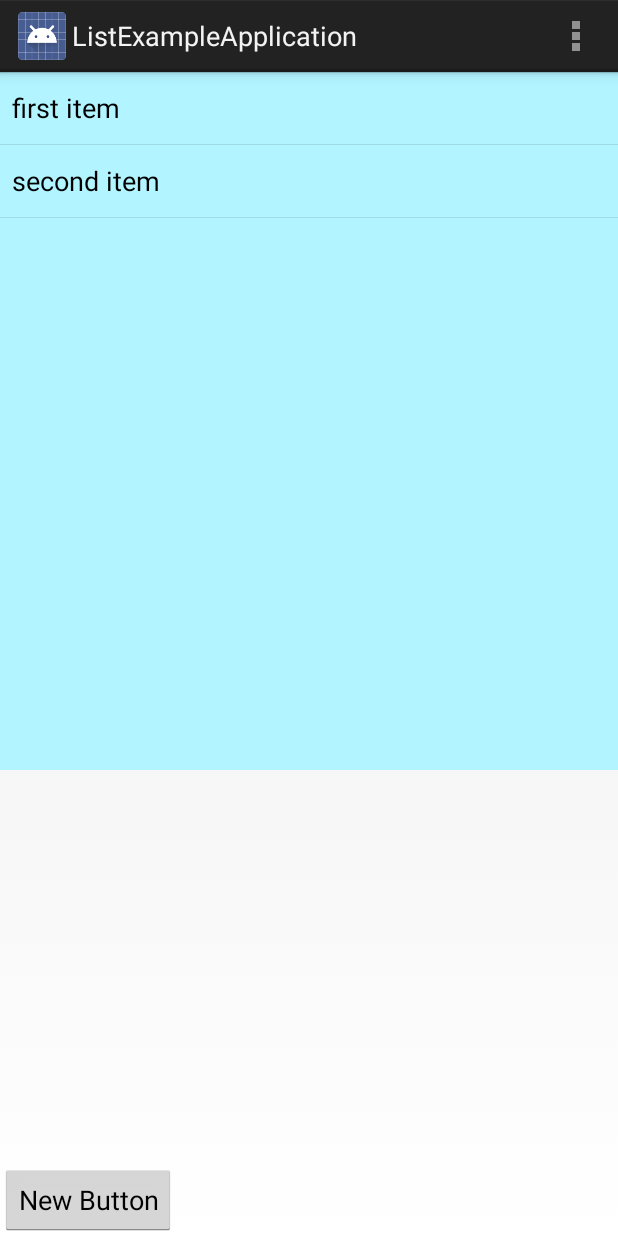
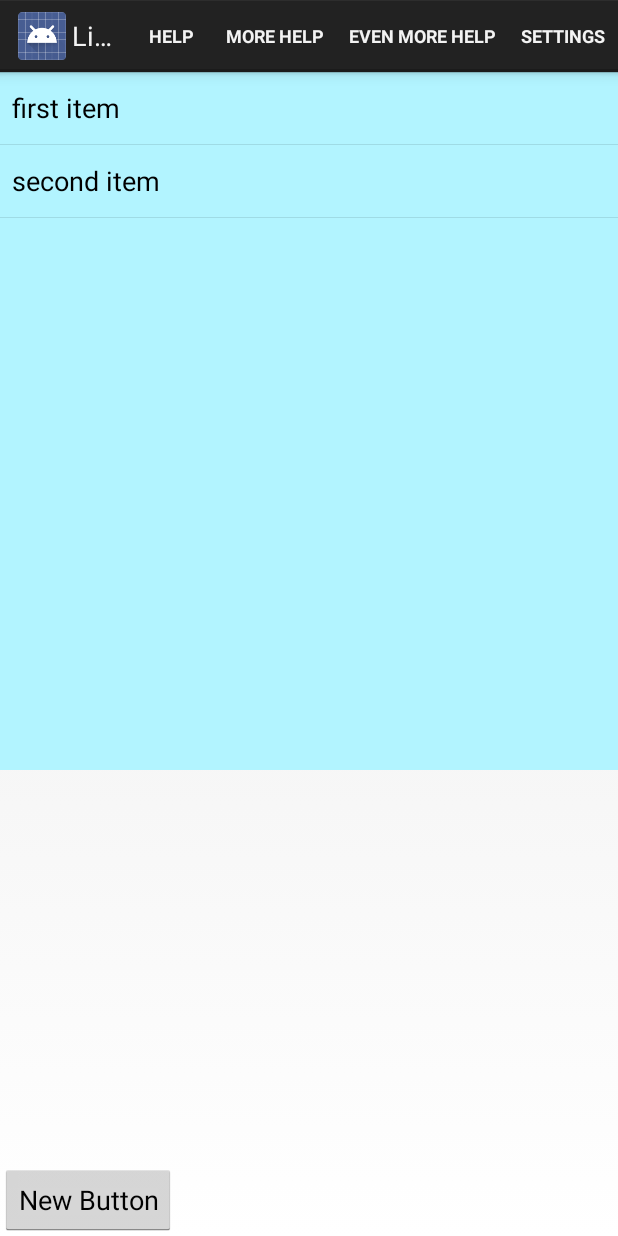
Before and after one commit to anuvaidya/ListExampleApplication, an Android app: the screen it shows after launch (MyActivity), on a phone screen of 412 x 824 dp. Run offline under Robolectric (Android 15) with nearby library versions, the phone set to English and light mode, and no system bars.

```diff
--- a/app/src/main/java/com/examples/anu/listexampleapplication/MyActivity.java
+++ b/app/src/main/java/com/examples/anu/listexampleapplication/MyActivity.java
@@ -25,6 +25,7 @@ public class MyActivity extends Activity {
     private ArrayList itemsArray;
     private ArrayAdapter itemsAdapter;
     public String TAG = "MY ACTIVITY";
+
     @Override
     protected void onCreate(Bundle savedInstanceState) {
         super.onCreate(savedInstanceState);
@@ -71,7 +72,7 @@ public class MyActivity extends Activity {
 
     @Override
     public boolean onCreateOptionsMenu(Menu menu) {
-        // Inflate the menu; this adds items to the action bar if it is present.
+
         getMenuInflater().inflate(R.menu.my, menu);
         return true;
     }
--- a/app/src/main/res/layout/activity_my.xml
+++ b/app/src/main/res/layout/activity_my.xml
@@ -5,6 +5,8 @@
 
     tools:context=".MyActivity"
     android:orientation="vertical">
+
+
 
 
 
--- a/app/src/main/res/menu/my.xml
+++ b/app/src/main/res/menu/my.xml
@@ -4,5 +4,22 @@
     <item android:id="@+id/action_settings"
         android:title="@string/action_settings"
         android:orderInCategory="100"
-        android:showAsAction="never" />
+        android:showAsAction="always" />
+    <item android:id="@+id/help"
+          android:title="@string/help"
+          android:showAsAction="always"/>
+    <item android:id="@+id/more_help"
+          android:title="@string/more_help"
+          android:showAsAction="always" />
+    <item
+        android:id="@+id/even_more_help"
+        android:title="@string/even_more_help"
+        android:showAsAction="always" >
+        <menu>
+            <item
+                android:id="@+id/give_up"
+                android:title="@string/give_up"/>
+        </menu>
+
+    </item>
 </menu>
--- a/app/src/main/res/values/strings.xml
+++ b/app/src/main/res/values/strings.xml
@@ -7,5 +7,9 @@
     <string name="btnAddLabel">Add New Item</string>
     <string name="title_activity_grid_view">GridViewActivity</string>
     <string name="title_activity_image_detail">ImageDetail</string>
+    <string name="help">help</string>
+    <string name="more_help">more help</string>
+    <string name="even_more_help">even more help</string>
+    <string name="give_up">give up</string>
 
 </resources>
```
